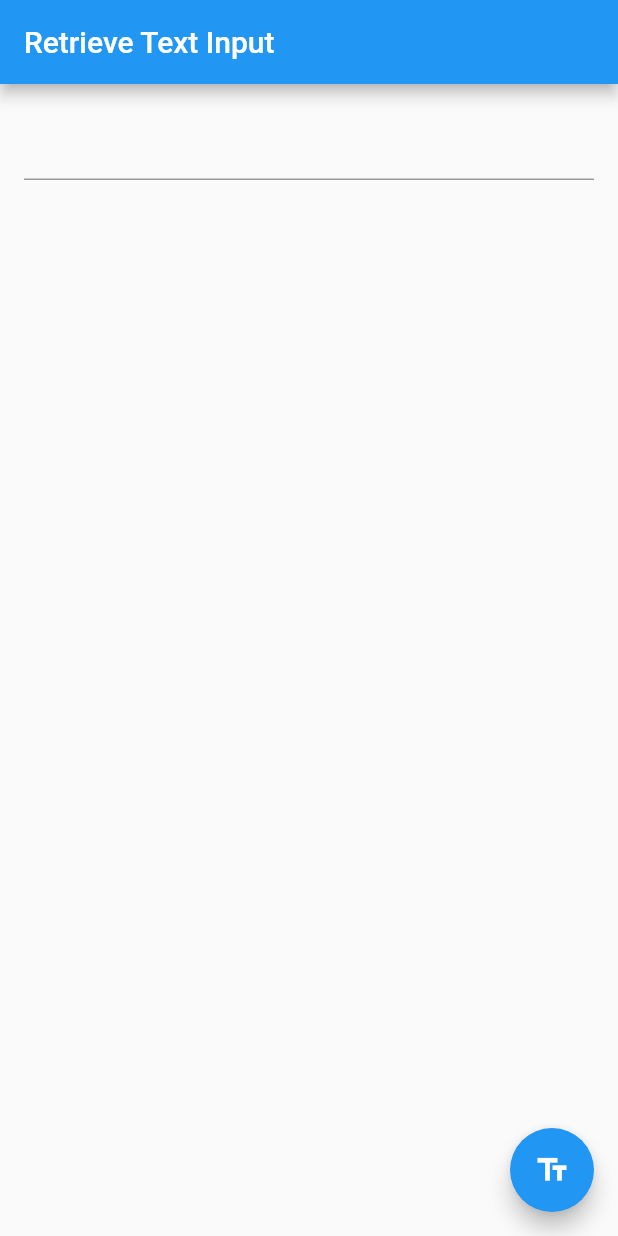
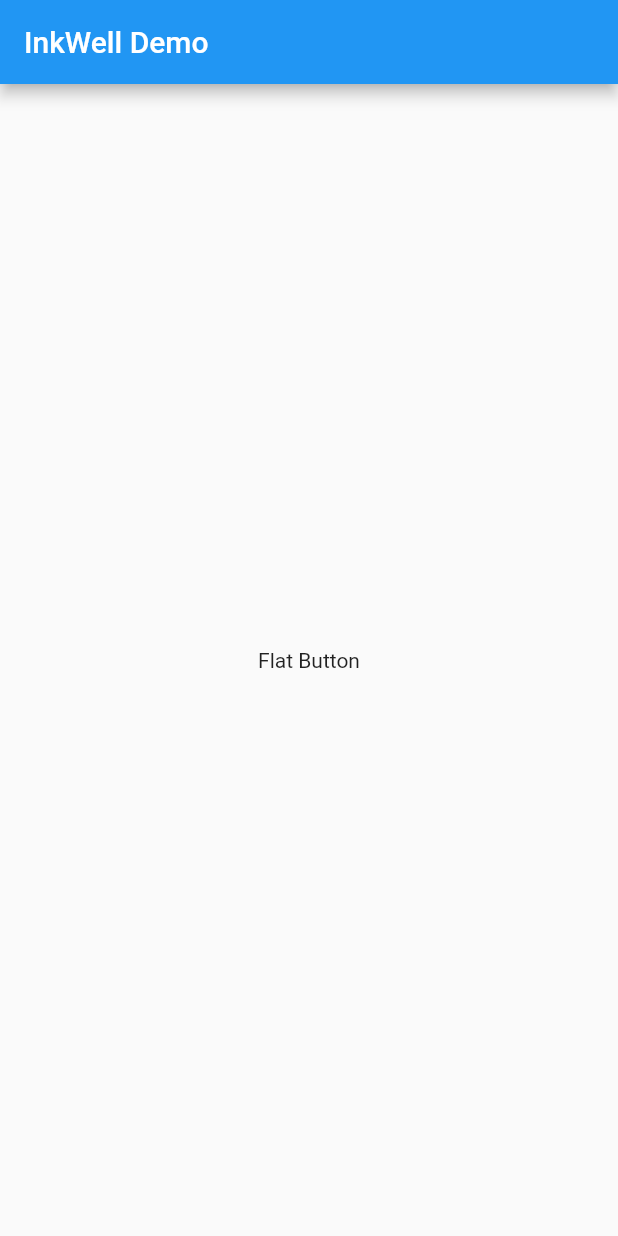
Before and after one commit to nvrr/Flutter.Doc, a Flutter app: the screen it shows after launch, on a phone screen of 412 x 824 dp. Run offline on Flutter 3.47's test engine with Material 2 defaults, Android fonts, the phone set to English and light mode, and no system bars.

Commit message:
Gestures: Adding Material touch ripples using InkWell

```diff
--- a/lib/main.dart
+++ b/lib/main.dart
@@ -5,62 +5,42 @@ void main() => runApp(MyApp());
 class MyApp extends StatelessWidget {
   @override
   Widget build(BuildContext context) {
+    final title = 'InkWell Demo';
+
     return MaterialApp(
-      title: 'Retrieve Text Input',
-      home: MyCustomForm(),
+      title: title,
+      home: MyHomePage(title: title),
     );
   }
 }
 
-// Define a custom Form widget.
-class MyCustomForm extends StatefulWidget {
-  @override
-  _MyCustomFormState createState() => _MyCustomFormState();
-}
+class MyHomePage extends StatelessWidget {
+  final String title;
 
-// Define a corresponding State class.
-// This class holds the data related to the Form.
-class _MyCustomFormState extends State<MyCustomForm> {
-  // Create a text controller and use it to retrieve the current value
-  // of the TextField.
-  final myController = TextEditingController();
-
-  @override
-  void dispose() {
-    // Clean up the controller when the widget is disposed.
-    myController.dispose();
-    super.dispose();
-  }
+  MyHomePage({Key key, this.title}) : super(key: key);
 
   @override
   Widget build(BuildContext context) {
     return Scaffold(
       appBar: AppBar(
-        title: Text('Retrieve Text Input'),
+        title: Text(title),
       ),
-      body: Padding(
-        padding: const EdgeInsets.all(16.0),
-        child: TextField(
-          controller: myController,
-        ),
-      ),
-      floatingActionButton: FloatingActionButton(
-        // When the user presses the button, show an alert dialog containing
-        // the text that the user has entered into the text field.
-        onPressed: () {
-          return showDialog(
-            context: context,
-            builder: (context) {
-              return AlertDialog(
-                // Retrieve the text the that user has entered by using the
-                // TextEditingController.
-                content: Text(myController.text),
-              );
-            },
-          );
-        },
-        tooltip: 'Show me the value!',
-        child: Icon(Icons.text_fields),
+      body: Center(child: MyButton()),
+    );
+  }
+}
+
+class MyButton extends StatelessWidget {
+  @override
+  Widget build(BuildContext context) {
+    // The InkWell wraps the custom flat button widget.
+    return InkWell(
+      onTap: () {
+        Scaffold.of(context).showSnackBar(SnackBar(content: Text('Tap')));
+      },
+      child: Container(
+        padding: EdgeInsets.all(12),
+        child: Text('Flat Button'),
       ),
     );
   }
```
